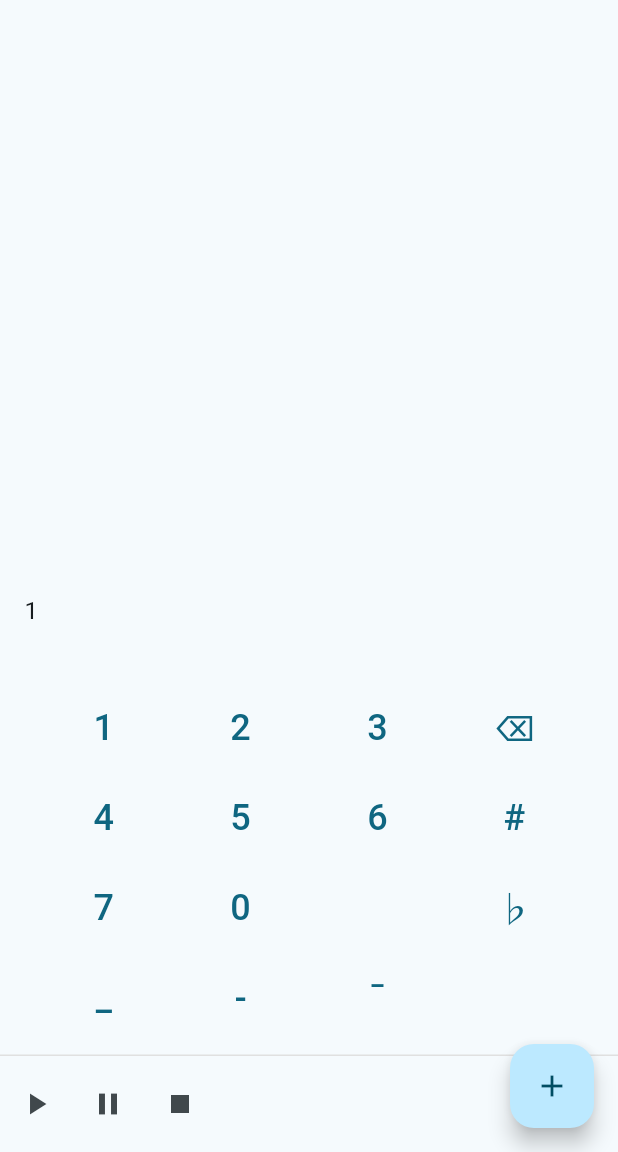
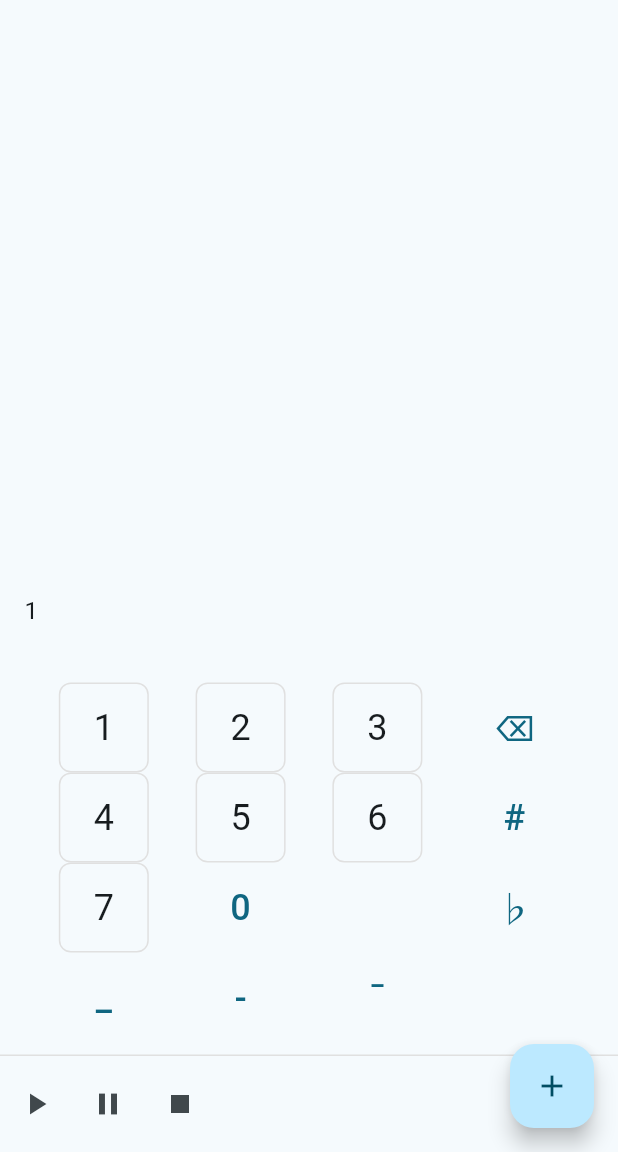
Before and after one commit to CircleTenThanks/miditor, a Flutter app: the screen it shows after launch, after a tap on an icon or button, on a phone screen of 412 x 824 dp, the part 84-1236 px from its top. Run offline on Flutter 3.47's test engine with Material 3 defaults, Android fonts, the light colour scheme and no system bars; our stand-ins replace vibration.

Commit message:
Update: フリック入力に対応 #8

```diff
--- a/lib/main.dart
+++ b/lib/main.dart
@@ -271,6 +271,58 @@ Widget _buildKeypadButton(String key) {
     );
   }
 
+  // 数字キー（1-7）の場合はフリック入力に対応
+  if (RegExp(r'^[1-7]$').hasMatch(key)) {
+    return SizedBox(
+      width: 60,
+      height: 60,
+      child: GestureDetector(
+        onTap: () async {
+          if (await Vibration.hasVibrator() ?? false) {
+            Vibration.vibrate(duration: 50);
+          }
+          _textController.text = _textController.text + key;
+        },
+        onVerticalDragEnd: (details) async {
+          if (await Vibration.hasVibrator() ?? false) {
+            Vibration.vibrate(duration: 50);
+          }
+          if (details.velocity.pixelsPerSecond.dy > 0) {
+            // 下フリック
+            _textController.text = '${_textController.text}$key,';
+          } else if (details.velocity.pixelsPerSecond.dy < 0) {
+            // 上フリック
+            _textController.text = '${_textController.text}$key`';
+          }
+        },
+        onHorizontalDragEnd: (details) async {
+          if (await Vibration.hasVibrator() ?? false) {
+            Vibration.vibrate(duration: 50);
+          }
+          if (details.velocity.pixelsPerSecond.dx > 0) {
+            // 右フリック
+            _textController.text = '${_textController.text}$key>';
+          } else if (details.velocity.pixelsPerSecond.dx < 0) {
+            // 左フリック
+            _textController.text = '${_textController.text}$key<';
+          }
+        },
+        child: Container(
+          decoration: BoxDecoration(
+            border: Border.all(color: Colors.grey.shade300),
+            borderRadius: BorderRadius.circular(8),
+          ),
+          child: Center(
+            child: Text(
+              key,
+              style: const TextStyle(fontSize: 24),
+            ),
+          ),
+        ),
+      ),
+    );
+  }
+
   return SizedBox(
     width: 60,
     height: 60,
```
